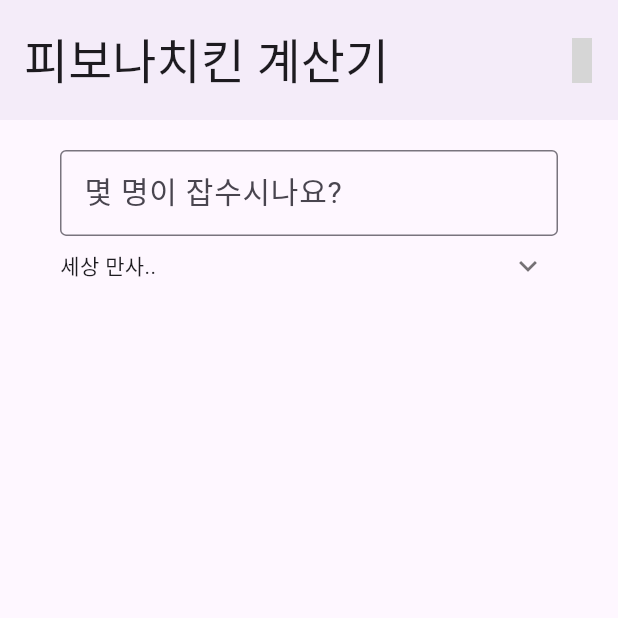
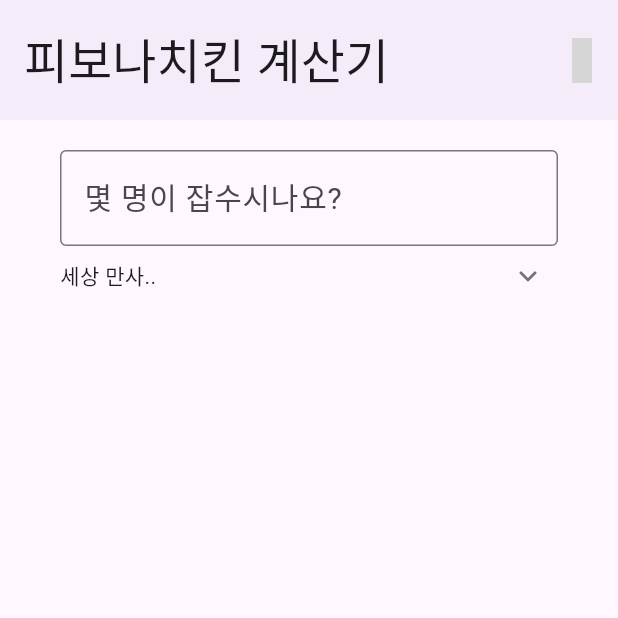
Before and after one commit to kanziw/fibonachicken-flutter, a Flutter app: the screen it shows after launch, on a phone screen of 412 x 824 dp, the top half of it. Run offline on Flutter 3.47's test engine with Material 2 defaults, Android fonts, the phone set to English and light mode, and no system bars; drawn by our look-alikes of expandable; our stand-ins replace flutter_font_icons; grey boxes are pictures that could not be loaded.

Commit message:
Update styles

```diff
--- a/lib/screens/home_screen.dart
+++ b/lib/screens/home_screen.dart
@@ -75,6 +75,9 @@ class _HomeScreenState extends State<HomeScreen> {
                     ),
                     suffix: Text('명 이면..'),
                   ),
+                  style: const TextStyle(
+                    fontSize: 20,
+                  ),
                 ),
                 if (peopleCount > 0)
                   Column(
@@ -109,6 +112,7 @@ class _HomeScreenState extends State<HomeScreen> {
                           '모든 것의 균형은 황금 비율에서 그 해답을 찾을 수 있고, 이를 수학적으로 풀어낸것이 바로 피보나치 수열이니라.'),
                       RichText(
                         text: const TextSpan(
+                          style: TextStyle(color: Colors.black),
                           children: [
                             TextSpan(
                               text:
@@ -125,10 +129,11 @@ class _HomeScreenState extends State<HomeScreen> {
                         ),
                       ),
                       Padding(
-                        padding: const EdgeInsets.all(8.0),
+                        padding: const EdgeInsets.all(8),
                         child: RichText(
                           text: TextSpan(
                             style: const TextStyle(
+                              color: Colors.black,
                               fontStyle: FontStyle.italic,
                             ),
                             children: [
```
